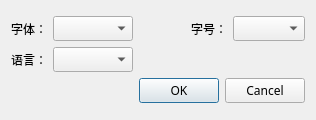
horsdy/Monkey_Serial, file monkey_serial/settings.ui: the form before one commit.
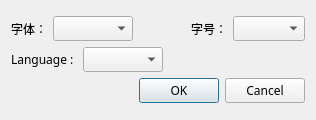
The form after the commit.

Commit message:
summit international language file
summit international language file

```diff
--- a/monkey_serial/settings.ui
+++ b/monkey_serial/settings.ui
@@ -79,7 +79,7 @@
        <item>
         <widget class="QLabel" name="label_6">
          <property name="text">
-          <string>语言：</string>
+          <string>Language : </string>
          </property>
         </widget>
        </item>
```
The commit also changes 35 other files.
